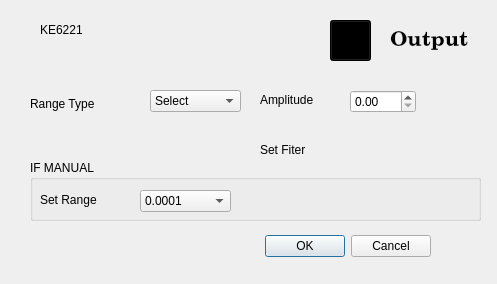
Above: Control VI/ke6221.ui from rohitranjan017/Interfacing-and-Data-Acquisition-from-Scientific-Instruments before the change. Below: the same form after it.
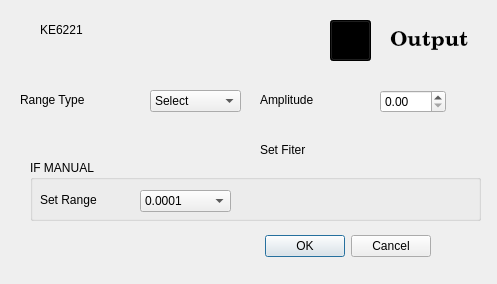
That is the form after the change. Icons and pictures are not drawn.

The edit to the form file:
```diff
--- a/Control VI/ke6221.ui
+++ b/Control VI/ke6221.ui
@@ -16,8 +16,8 @@
   <widget class="QLabel" name="label_RangeType">
    <property name="geometry">
     <rect>
-     <x>30</x>
-     <y>94</y>
+     <x>20</x>
+     <y>90</y>
      <width>101</width>
      <height>20</height>
     </rect>
@@ -178,7 +178,7 @@
     <rect>
      <x>260</x>
      <y>90</y>
-     <width>101</width>
+     <width>71</width>
      <height>20</height>
     </rect>
    </property>
@@ -202,7 +202,7 @@
   <widget class="QPushButton" name="SetFilter">
    <property name="geometry">
     <rect>
-     <x>350</x>
+     <x>380</x>
      <y>130</y>
      <width>61</width>
      <height>31</height>
@@ -231,7 +231,7 @@
   <widget class="QDoubleSpinBox" name="SetAmplitude">
    <property name="geometry">
     <rect>
-     <x>350</x>
+     <x>380</x>
      <y>90</y>
      <width>66</width>
      <height>23</height>
```
Left out of the diff: 2 changed lines with no effect on the pictures.
